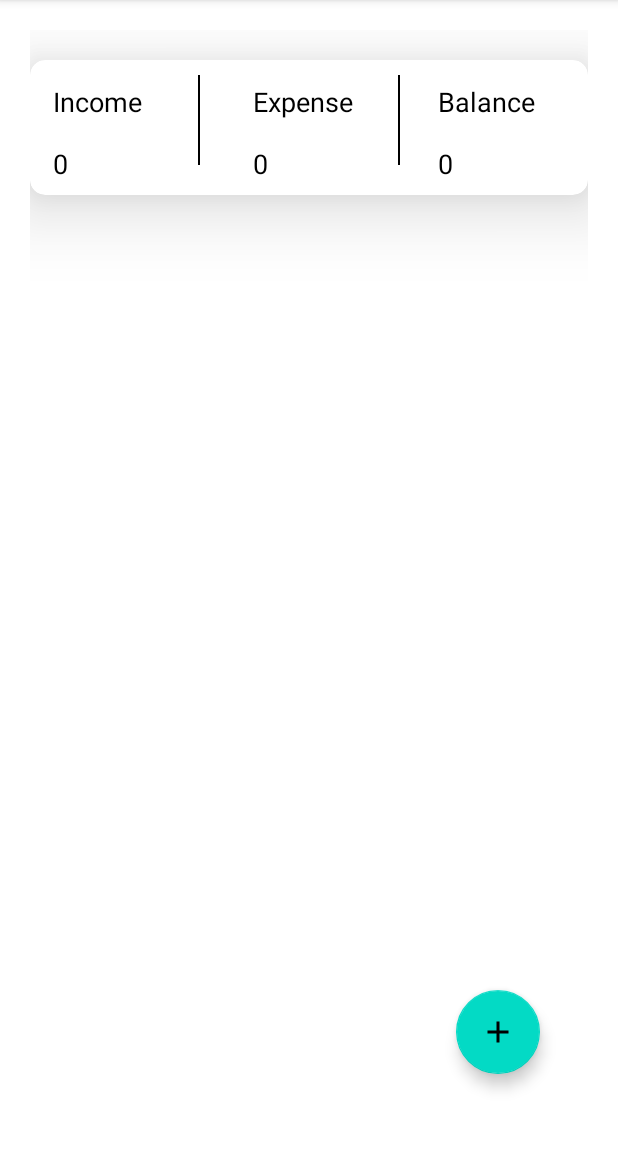
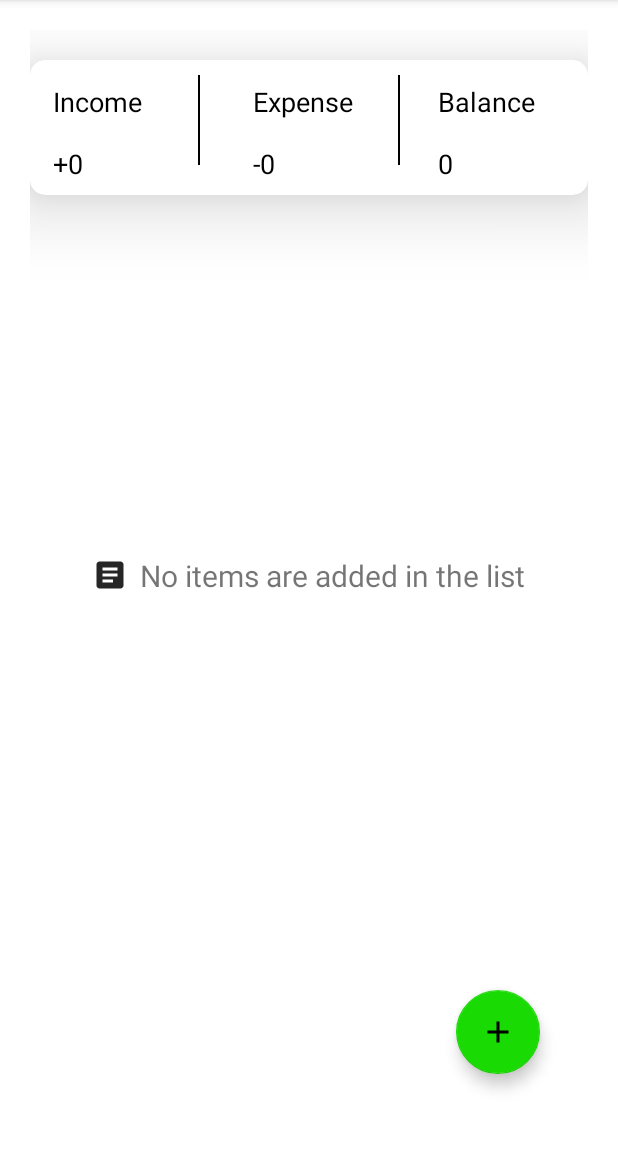
Before and after one commit to Anii232002/Daily_Manager, an Android app: the ExpenseHome screen opened directly, with no data from a screen before it, on a phone screen of 412 x 824 dp, the part 84-1235 px from its top. Run offline under Robolectric (Android 15) with nearby library versions, the light colour scheme and no system bars; our stand-ins replace Room's generated code.

Commit message:
main expense home section completed

```diff
--- a/app/src/main/java/com/example/dailymanager/BalanceCheckDatabase/BalanceSheetEntity.java
+++ b/app/src/main/java/com/example/dailymanager/BalanceCheckDatabase/BalanceSheetEntity.java
@@ -15,10 +15,14 @@ public class BalanceSheetEntity {
 
     public BalanceSheetEntity(){}
 
-    public BalanceSheetEntity(int income, int expense, int balance) {
+    public BalanceSheetEntity(int income, int expense) {
         BalanceSheetEntity.income=income;
         this.expense =expense;
-        this.balance =balance;
+
+    }
+
+    public void setBalance(int balance) {
+        this.balance = balance;
     }
 
     public int getId() {
--- a/app/src/main/java/com/example/dailymanager/CustomDialog.java
+++ b/app/src/main/java/com/example/dailymanager/CustomDialog.java
@@ -117,7 +117,8 @@ public class CustomDialog extends Dialog {
                if (details.getSection().equals("income"))
                details.setIncome(input);
                else
-                   details.setExpense(Integer.parseInt(input));
+               details.setExpense(Integer.parseInt(input));
+
 
 
                 DialogDetails.setAdd(true);
--- a/app/src/main/java/com/example/dailymanager/ExpenseHome.java
+++ b/app/src/main/java/com/example/dailymanager/ExpenseHome.java
@@ -19,7 +19,7 @@ import android.view.View;
 import android.view.ViewGroup;
 import android.widget.TextView;
 
-import com.example.dailymanager.adapter.ExpensesListAdapter;
+import com.example.dailymanager.adapter.IncomeListAdapter;
 import com.example.dailymanager.BalanceCheckDatabase.BalanceSheetEntity;
 import com.example.dailymanager.database.DataBaseEntity;
 import com.example.dailymanager.database.ExpenseDataEntity;
@@ -27,7 +27,6 @@ import com.example.dailymanager.database.ExpensesViewModel;
 import com.example.dailymanager.dataclass.DialogDetails;
 import com.google.android.material.floatingactionbutton.FloatingActionButton;
 
-import java.util.ArrayList;
 import java.util.List;
 
 
@@ -35,22 +34,24 @@ import java.util.List;
 public class ExpenseHome extends Fragment {
 
     ExpensesViewModel expensesViewModel;
+    private static final String INCOME_KEY="income_key";
     private static final String EXPENSE_KEY="expense_key";
     RecyclerView mainRecyclerView;
+    BalanceSheetEntity b1;
     DataBaseEntity d;
+    TextView expensesText;
     ExpenseDataEntity expenseDataEntity;
-        boolean set=false;
-    List<BalanceSheetEntity> list=new ArrayList<>();
+    TextView balanceText;
     TextView message;
     TextView incomeMain;
 
 
 
 
-    ExpensesListAdapter adapter;
+    IncomeListAdapter adapter;
 
 
-    int totalIncome=0;
+
 
     public ExpenseHome() {
         // Required empty public constructor
@@ -64,10 +65,6 @@ public class ExpenseHome extends Fragment {
     public void onCreate(Bundle savedInstanceState) {
         super.onCreate(savedInstanceState);
 
-
-
-
-
     }
 
 
@@ -79,41 +76,40 @@ public class ExpenseHome extends Fragment {
         // Inflate the layout for this fragment
        View v= inflater.inflate(R.layout.fragment_expense_home, container, false);
         message=v.findViewById(R.id.message_text_view);
+        expensesText=v.findViewById(R.id.expense_display);
+        balanceText=v.findViewById(R.id.balance_text_view);
 
-        adapter=new ExpensesListAdapter(getActivity());
+        adapter=new IncomeListAdapter(getActivity());
+
         expensesViewModel=new ViewModelProvider(this,new ViewModelProvider.AndroidViewModelFactory(getActivity().getApplication())).get(ExpensesViewModel.class);
 
         DialogDetails details=new DialogDetails();
-
-        if (details.getSection().equals("income"))
-            d=new DataBaseEntity(details.getCategory(),details.getIncome());
-        else
-            d=new DataBaseEntity(details.getCategory(),String.valueOf(details.getExpense()));
-
-
-
-
         SharedPreferences shrd=getActivity().getSharedPreferences("demo",Context.MODE_PRIVATE);
-        BalanceSheetEntity b1=new BalanceSheetEntity(shrd.getInt(EXPENSE_KEY,0)+Integer.parseInt(details.getIncome()),0,0);
-
+        SharedPreferences expensesshrd=getActivity().getSharedPreferences("expenses",Context.MODE_PRIVATE);
         incomeMain=v.findViewById(R.id.income_text_view);
 
 
+           if (details.getSection().equals("income"))
+            d=new DataBaseEntity(details.getCategory(),details.getIncome());
+        else
+        expenseDataEntity=new ExpenseDataEntity(details.getExpense(), details.getCategory());
 
 
+        b1=new BalanceSheetEntity(shrd.getInt(INCOME_KEY,0)+Integer.parseInt(details.getIncome()),expensesshrd.getInt(EXPENSE_KEY,0)+details.getExpense());
 
 
-
-        if (!(d.getAmount()==null || d.getCategory()==null) && DialogDetails.isAdd()) {
+        if (details.getSection().equals("income") && !(d.getAmount()==null || d.getCategory()==null) && DialogDetails.isAdd()) {
             expensesViewModel.insert(d);
             DialogDetails.setAdd(false);
 
 
             SharedPreferences.Editor editor=shrd.edit();
-            editor.putInt(EXPENSE_KEY,b1.getIncome());
+            editor.putInt(INCOME_KEY,b1.getIncome());
             editor.apply();
 
-            incomeMain.setText(String.valueOf(shrd.getInt(EXPENSE_KEY,0)));
+            incomeMain.setText("+"+String.valueOf(shrd.getInt(INCOME_KEY,0)));
+            b1.setBalance(shrd.getInt(INCOME_KEY,0)-expensesshrd.getInt(EXPENSE_KEY,0));
+            balanceText.setText(String.valueOf(b1.getBalance()));
 
             //incomeMain.setText(String.valueOf(b1.getIncome()));
             Log.v("TAG",String.valueOf(b1.getIncome()));
@@ -122,11 +118,29 @@ public class ExpenseHome extends Fragment {
 
         }
        else {
-            incomeMain.setText(String.valueOf(shrd.getInt(EXPENSE_KEY, 0)));
-
+            incomeMain.setText("+"+String.valueOf(shrd.getInt(INCOME_KEY, 0)));
+            balanceText.setText(String.valueOf(b1.getBalance()));
         }
 
+       if ( details.getSection().equals("expense") && !(expenseDataEntity.getCategory()==null) && DialogDetails.isAdd()){
+           expensesViewModel.insert(expenseDataEntity);
+           DialogDetails.setAdd(false);
 
+           SharedPreferences.Editor editor= expensesshrd.edit();
+
+           editor.putInt(EXPENSE_KEY,b1.getExpense());
+           editor.apply();
+
+           expensesText.setText("-"+String.valueOf(expensesshrd.getInt(EXPENSE_KEY,0)));
+
+           b1.setBalance(shrd.getInt(INCOME_KEY,0)-expensesshrd.getInt(EXPENSE_KEY,0));
+           balanceText.setText(String.valueOf(b1.getBalance()));
+       }
+       else{
+           expensesText.setText("-"+String.valueOf(expensesshrd.getInt(EXPENSE_KEY,0)));
+
+           balanceText.setText(String.valueOf(b1.getBalance()));
+       }
 
 
 
@@ -137,12 +151,18 @@ public class ExpenseHome extends Fragment {
             public void onChanged(List<DataBaseEntity> dataBaseEntities) {
                 adapter.setExpensesList(dataBaseEntities);
 
+                if (!dataBaseEntities.isEmpty())
                 message.setVisibility(View.GONE);
             }
 
         });
 
-
+       expensesViewModel.getAllExpenses().observe(getActivity(), new Observer<List<ExpenseDataEntity>>() {
+           @Override
+           public void onChanged(List<ExpenseDataEntity> expenseDataEntities) {
+               adapter.setList(expenseDataEntities);
+           }
+       });
 
 
               return v;
@@ -156,9 +176,7 @@ public class ExpenseHome extends Fragment {
 
 
         mainRecyclerView=view.findViewById(R.id.main_recycler_view);
-
         mainRecyclerView.setLayoutManager(new LinearLayoutManager(getContext()));
-
         mainRecyclerView.setAdapter(adapter);
 
 
--- a/app/src/main/java/com/example/dailymanager/Expenses.java
+++ b/app/src/main/java/com/example/dailymanager/Expenses.java
@@ -1,22 +1,15 @@
 package com.example.dailymanager;
 
 import androidx.appcompat.app.AppCompatActivity;
-import androidx.lifecycle.Observer;
-import androidx.lifecycle.ViewModelProvider;
 
 import android.os.Bundle;
-import android.view.View;
 
-import com.example.dailymanager.adapter.ExpensesListAdapter;
-import com.example.dailymanager.database.DataBaseEntity;
+import com.example.dailymanager.adapter.IncomeListAdapter;
 import com.example.dailymanager.database.ExpensesViewModel;
-import com.example.dailymanager.dataclass.DialogDetails;
-
-import java.util.List;
 
 public class Expenses extends AppCompatActivity {
 
-    ExpensesListAdapter adapter;
+    IncomeListAdapter adapter;
     ExpensesViewModel expensesViewModel;
 
     @Override
--- a/app/src/main/java/com/example/dailymanager/adapter/ExpensesListAdapter.java
+++ /dev/null
@@ -1,94 +0,0 @@
-package com.example.dailymanager.adapter;
-
-import android.content.Context;
-import android.content.SharedPreferences;
-import android.view.LayoutInflater;
-import android.view.View;
-import android.view.ViewGroup;
-import android.widget.TextView;
-
-import androidx.annotation.NonNull;
-import androidx.recyclerview.widget.RecyclerView;
-
-import com.example.dailymanager.R;
-import com.example.dailymanager.BalanceCheckDatabase.BalanceSheetEntity;
-import com.example.dailymanager.database.DataBaseEntity;
-import com.example.dailymanager.dataclass.DialogDetails;
-
-import java.util.ArrayList;
-import java.util.List;
-
-public class ExpensesListAdapter extends RecyclerView.Adapter<ExpensesListAdapter.ExpensesListHolder> {
-
-      List<DataBaseEntity> expensesList=new ArrayList<>();
-      List<BalanceSheetEntity> balanceList=new ArrayList<>();
-    private static final String EXPENSE_KEY="expense_key";
-     Context context;
-//     TextView t;
-
-     public ExpensesListAdapter(Context context) {
-         this.context = context;
-     }
-//
-//         View v=LayoutInflater.from(context).inflate(R.layout.fragment_expense_home,null);
-////          t=v.findViewById(R.id.income_text_view);
-//     }
-
-
-    @Override
-    public ExpensesListHolder onCreateViewHolder(@NonNull ViewGroup parent, int viewType) {
-        View view= LayoutInflater.from(parent.getContext()).inflate(R.layout.expenses_list,parent,false);
-
-        return new ExpensesListHolder(view);
-    }
-
-
-
-
-    @Override
-    public void onBindViewHolder(@NonNull ExpensesListAdapter.ExpensesListHolder holder, int position) {
-
-        DialogDetails d=new DialogDetails();
-
-         if (d.getSection().equals("income")) {
-             holder.categoryText.setText(expensesList.get(position).getCategory());
-             holder.expenseText.setText("+" + expensesList.get(position).getAmount());
-         }
-         else{
-             holder.categoryText.setText(expensesList.get(position).getCategory());
-             holder.expenseText.setText("-" + expensesList.get(position).getAmount());
-         }
-
-
-
-
-        //.setText(String.valueOf(balanceList.get(position).getIncome()));
-
-
-    }
-
-    @Override
-    public int getItemCount() {
-        return expensesList.size();
-    }
-
-    public void setExpensesList(List<DataBaseEntity> expensesList){
-        this.expensesList=expensesList;
-        notifyDataSetChanged();
-    }
-//    public void setBalanceList(List<BalanceSheetEntity> balanceList){
-//        this.balanceList=balanceList;
-//        notifyDataSetChanged();
-//    }
-    public static class ExpensesListHolder extends NotesAdapter.ViewHolder{
-            TextView categoryText;
-            TextView expenseText;
-
-        public ExpensesListHolder(@NonNull View itemView) {
-            super(itemView);
-
-            categoryText=itemView.findViewById(R.id.main_category_text_view);
-            expenseText=itemView.findViewById(R.id.expenses_text_view);
-        }
-    }
-}
--- /dev/null
+++ b/app/src/main/java/com/example/dailymanager/adapter/IncomeListAdapter.java
@@ -0,0 +1,147 @@
+package com.example.dailymanager.adapter;
+
+import android.content.Context;
+import android.view.LayoutInflater;
+import android.view.View;
+import android.view.ViewGroup;
+import android.widget.TextView;
+
+import androidx.annotation.NonNull;
+import androidx.recyclerview.widget.RecyclerView;
+
+import com.example.dailymanager.R;
+import com.example.dailymanager.BalanceCheckDatabase.BalanceSheetEntity;
+import com.example.dailymanager.database.DataBaseEntity;
+import com.example.dailymanager.database.ExpenseDataEntity;
+import com.example.dailymanager.dataclass.DialogDetails;
+
+import java.util.ArrayList;
+import java.util.List;
+
+public class IncomeListAdapter extends RecyclerView.Adapter<RecyclerView.ViewHolder> {
+
+        final int VIEW_TYPE_INCOME=0;
+        final int VIEW_TYPE_EXPENSE=1;
+        View view;
+        List<DataBaseEntity> expensesList=new ArrayList<>();
+        List<ExpenseDataEntity> list=new ArrayList<>();
+        Context context;
+
+
+     public IncomeListAdapter(Context context) {
+         this.context = context;
+     }
+//
+//         View v=LayoutInflater.from(context).inflate(R.layout.fragment_expense_home,null);
+////          t=v.findViewById(R.id.income_text_view);
+//     }
+
+
+    @Override
+    public RecyclerView.ViewHolder onCreateViewHolder(@NonNull ViewGroup parent, int viewType) {
+
+         if (viewType==VIEW_TYPE_INCOME) {
+             view = LayoutInflater.from(parent.getContext()).inflate(R.layout.expenses_list, parent, false);
+             return new IncomeListHolder(view);
+         }
+
+         if (viewType==VIEW_TYPE_EXPENSE){
+             view=LayoutInflater.from(parent.getContext()).inflate(R.layout.expense_layout_list,parent,false);
+             return new ExpensesListHolder(view);
+         }
+
+
+
+        return null;
+    }
+
+
+
+    @Override
+    public void onBindViewHolder(@NonNull RecyclerView.ViewHolder holder, int position) {
+
+        DialogDetails d=new DialogDetails();
+
+        if (holder instanceof IncomeListHolder){
+            ((IncomeListHolder)holder).categoryText.setText(expensesList.get(position).getCategory());
+            ((IncomeListHolder)holder).incomeText.setText("+"+expensesList.get(position).getAmount());
+            ((IncomeListHolder)holder).incomeText.setTextColor(context.getResources().getColor(R.color.income_color));
+        }
+
+        if (holder instanceof ExpensesListHolder){
+            ((ExpensesListHolder) holder).category.setText(list.get(position-expensesList.size()).getCategory());
+            ((ExpensesListHolder) holder).expenseText.setText("-"+list.get(position- expensesList.size()).getExpense());
+            ((ExpensesListHolder) holder).expenseText.setTextColor(context.getResources().getColor(R.color.expense_color));
+        }
+
+
+
+
+
+
+
+        //.setText(String.valueOf(balanceList.get(position).getIncome()));
+
+
+    }
+
+    @Override
+    public int getItemCount() {
+        return expensesList.size()+list.size();
+    }
+
+    @Override
+    public int getItemViewType(int position) {
+
+
+        if (position< expensesList.size()){
+            return VIEW_TYPE_INCOME;
+        }
+
+        if (position-expensesList.size()< list.size()){
+            return VIEW_TYPE_EXPENSE;
+        }
+
+        return -1;
+    }
+
+    public void setExpensesList(List<DataBaseEntity> expensesList){
+        this.expensesList=expensesList;
+        notifyDataSetChanged();
+    }
+
+    public void setList(List<ExpenseDataEntity> list){
+         this.list=list;
+         notifyDataSetChanged();
+    }
+//    public void setBalanceList(List<BalanceSheetEntity> balanceList){
+//        this.balanceList=balanceList;
+//        notifyDataSetChanged();
+//    }
+
+    public static class IncomeListHolder extends RecyclerView.ViewHolder {
+            TextView categoryText;
+            TextView incomeText;
+
+        public IncomeListHolder(@NonNull View itemView) {
+            super(itemView);
+
+            categoryText=itemView.findViewById(R.id.main_category_text_view);
+            incomeText=itemView.findViewById(R.id.expenses_text_view);
+        }
+    }
+
+    public static class ExpensesListHolder extends RecyclerView.ViewHolder{
+
+         TextView category;
+         TextView expenseText;
+        public ExpensesListHolder(@NonNull View itemView) {
+            super(itemView);
+
+            category=itemView.findViewById(R.id.main_category_text_view_2);
+            expenseText=itemView.findViewById(R.id.expenses_text_view_2);
+        }
+    }
+
+
+}
--- a/app/src/main/java/com/example/dailymanager/database/ExpensesRepository.java
+++ b/app/src/main/java/com/example/dailymanager/database/ExpensesRepository.java
@@ -30,7 +30,7 @@ public class ExpensesRepository {
     }
 
     public void insert(ExpenseDataEntity expenseDataEntity){
-
+        new InsertExpenseAsyncTask(expenseDao).execute(expenseDataEntity);
     }
 
     public void update(DataBaseEntity dataBaseEntity){
--- a/app/src/main/res/layout/fragment_expense_home.xml
+++ b/app/src/main/res/layout/fragment_expense_home.xml
@@ -73,7 +73,7 @@
                     android:textAppearance="@style/TextAppearance.AppCompat.Medium"
                     android:textColor="@color/black" />
                 <com.google.android.material.textview.MaterialTextView
-                    android:id="@+id/expense_text_view"
+                    android:id="@+id/expense_display"
                     android:layout_width="wrap_content"
                     android:layout_height="wrap_content"
                     android:text="0"
@@ -106,14 +106,15 @@
                     android:text="Balance"
                     android:textAppearance="@style/TextAppearance.AppCompat.Medium"
                     android:textColor="@color/black" />
+
                 <com.google.android.material.textview.MaterialTextView
                     android:id="@+id/balance_text_view"
                     android:layout_width="wrap_content"
                     android:layout_height="wrap_content"
+                    android:layout_marginLeft="15dp"
                     android:text="0"
-                    android:textColor="@color/black"
                     android:textAppearance="@style/TextAppearance.AppCompat.Medium"
-                    android:layout_marginLeft="15dp"/>
+                    android:textColor="@color/black" />
 
             </LinearLayout>
 
--- a/app/src/main/res/values/colors.xml
+++ b/app/src/main/res/values/colors.xml
@@ -3,9 +3,11 @@
     <color name="purple_200">#FFBB86FC</color>
     <color name="purple_500">#FF6200EE</color>
     <color name="purple_700">#FF3700B3</color>
-    <color name="teal_200">#FF03DAC5</color>
+    <color name="teal_200">#19DA03</color>
     <color name="teal_700">#FF018786</color>
     <color name="black">#FF000000</color>
     <color name="white">#FFFFFFFF</color>
     <color name="mtrl_textinput_default_box_stroke_color">@color/black</color>
+    <color name="income_color">#FF19DA03</color>
+    <color name="expense_color">#EF0B26</color>
 </resources>
```
Also changed, not shown: app/src/main/res/layout/expense_layout_list.xml (added, +38 -0 lines).
